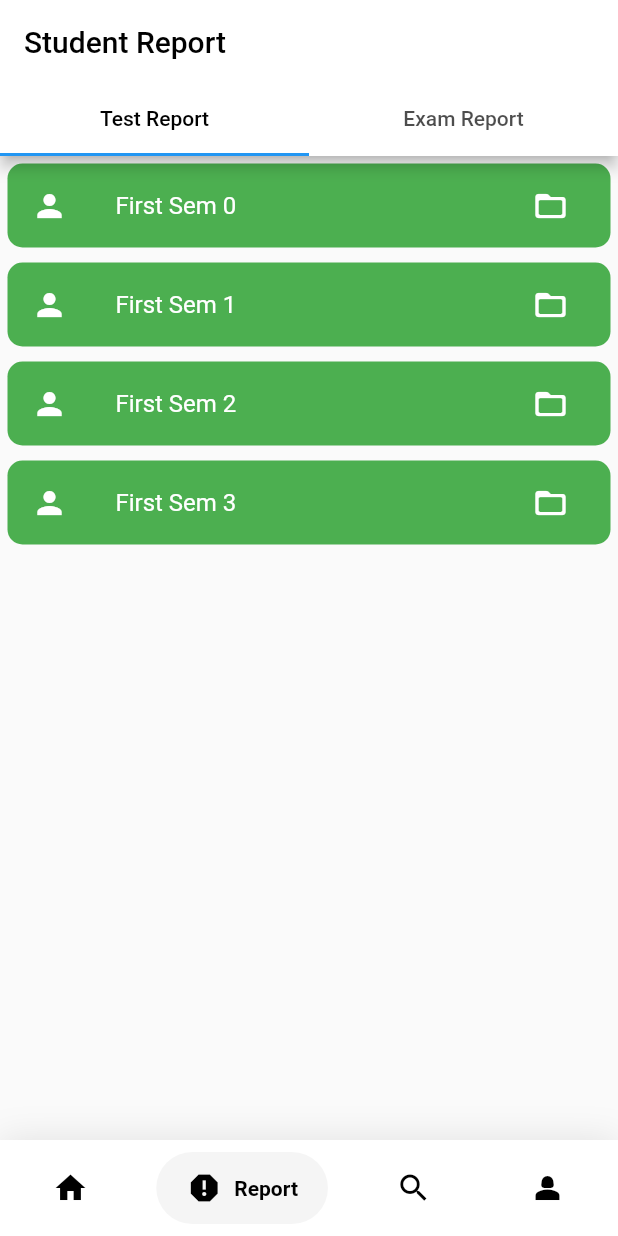
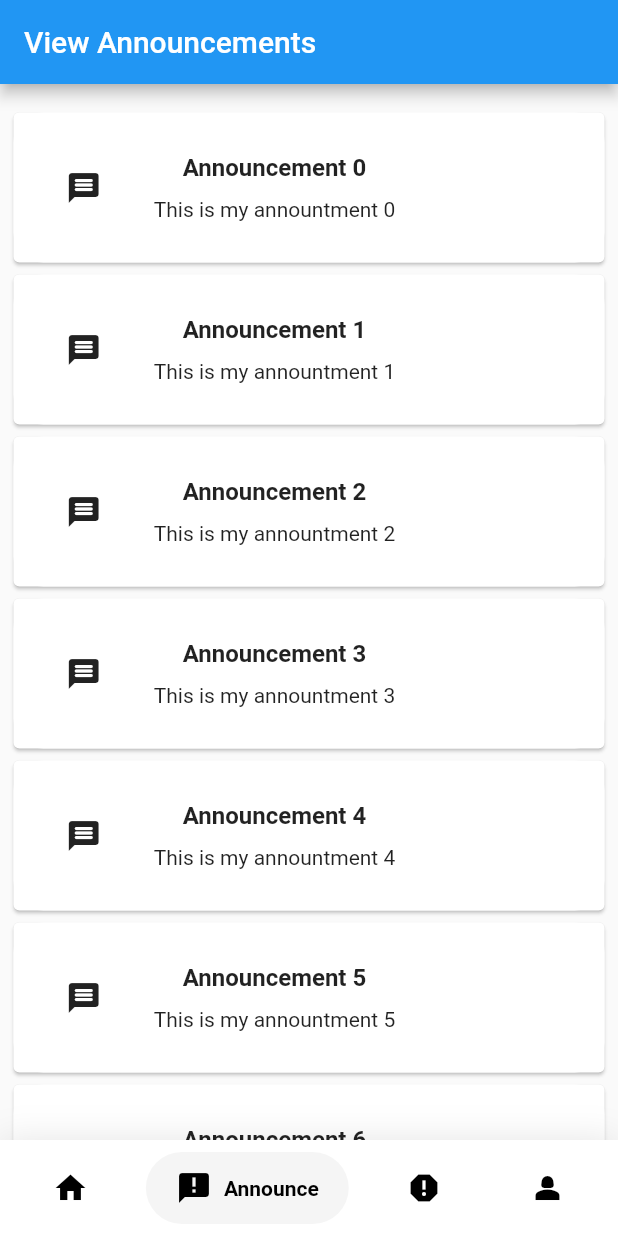
Before and after one commit to Hancie123/edysync, a Flutter app: the StudentDashboard screen opened directly, item 2 of the bottom bar chosen, on a phone screen of 412 x 824 dp. Run offline on Flutter 3.47's test engine with Material 2 defaults, Android fonts, the phone set to English and light mode, and no system bars; drawn by our look-alikes of google_nav_bar; our stand-ins replace flutter_screenutil, line_icons, lottie.

```diff
--- /dev/null
+++ b/lib/views/home/student/announcement.dart
@@ -0,0 +1,62 @@
+import 'package:flutter/material.dart';
+
+class StudentAnnouncement extends StatelessWidget {
+  const StudentAnnouncement({super.key});
+
+  @override
+  Widget build(BuildContext context) {
+    return Scaffold(
+      appBar: AppBar(title: Text("View Announcements")),
+      body: Padding(
+        padding: const EdgeInsets.only(top: 15),
+        child: ListView.builder(
+            itemCount: 10,
+            itemBuilder: (context, index) {
+              return Padding(
+                padding: const EdgeInsets.only(left: 5, right: 5),
+                child: SingleChildScrollView(
+                  child: Card(
+                    child: Container(
+                      decoration: BoxDecoration(
+                          color: Colors.white,
+                          borderRadius: BorderRadius.circular(20)),
+                      height: 100,
+                      width: MediaQuery.of(context).size.width,
+                      child: Column(
+                        mainAxisAlignment: MainAxisAlignment.center,
+                        children: [
+                          Row(
+                            mainAxisAlignment: MainAxisAlignment.spaceEvenly,
+                            children: [
+                              Icon(Icons.message_rounded),
+                              Column(
+                                children: [
+                                  Text(
+                                    "Announcement " + index.toString(),
+                                    style: TextStyle(
+                                        fontSize: 16,
+                                        fontWeight: FontWeight.bold),
+                                  ),
+                                  SizedBox(
+                                    height: 10,
+                                  ),
+                                  Text("This is my annountment " +
+                                      index.toString())
+                                ],
+                              ),
+                              SizedBox(
+                                width: 70,
+                              )
+                            ],
+                          ),
+                        ],
+                      ),
+                    ),
+                  ),
+                ),
+              );
+            }),
+      ),
+    );
+  }
+}
--- a/lib/views/home/student/studentNav.dart
+++ b/lib/views/home/student/studentNav.dart
@@ -1,6 +1,8 @@
+import 'package:edusync/views/home/student/announcement.dart';
 import 'package:edusync/views/home/student/dashboard.dart';
 import 'package:edusync/views/home/student/report.dart';
 import 'package:edusync/views/home/student/studentProfile.dart';
+import 'package:flutter/cupertino.dart';
 import 'package:flutter/material.dart';
 import 'package:google_nav_bar/google_nav_bar.dart';
 
@@ -16,8 +18,8 @@ class _StudentDashboardState extends State<StudentDashboard> {
 
   final List<Widget> _pages = [
     MyStudentDashboard(),
+    StudentAnnouncement(),
     MyReport(),
-    StudentProfile(),
     StudentProfile()
   ];
   @override
@@ -60,12 +62,12 @@ class _StudentDashboardState extends State<StudentDashboard> {
                   text: 'Home',
                 ),
                 GButton(
+                  icon: Icons.announcement,
+                  text: 'Announce',
+                ),
+                GButton(
                   icon: Icons.report,
                   text: 'Report',
-                ),
-                GButton(
-                  icon: Icons.search,
-                  text: 'Search',
                 ),
                 GButton(
                   icon: Icons.person_2,
```
Also changed, not shown: 1 other file.
